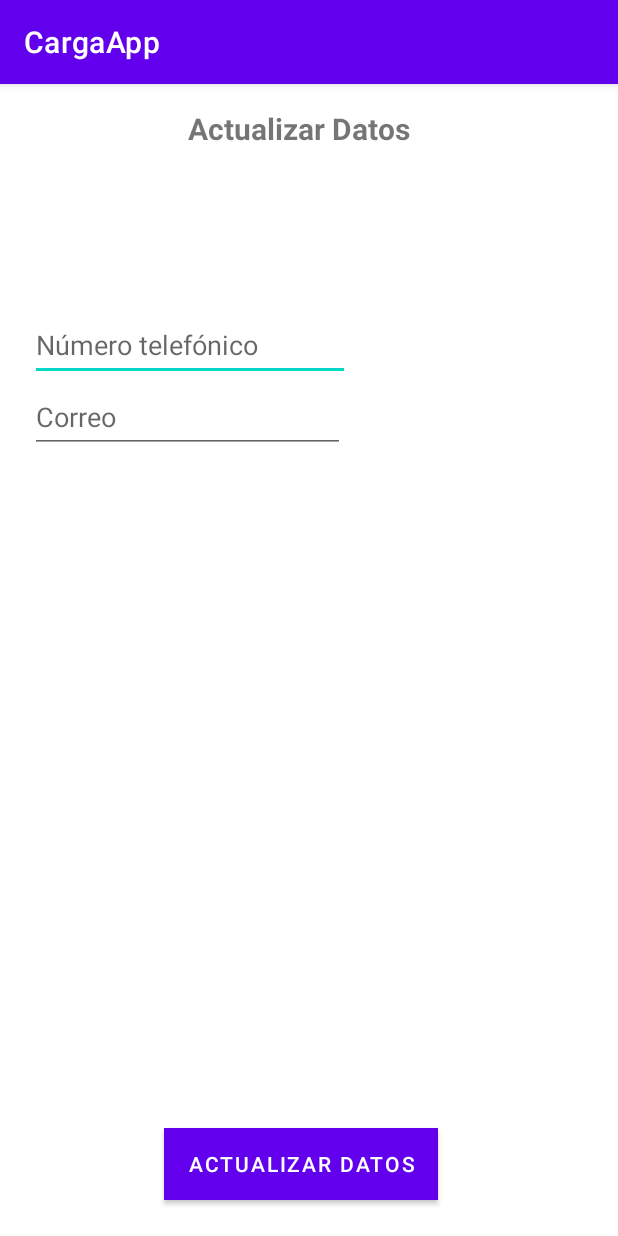
After one commit to jefry1722/CargaApp, an Android app: the ActualizarDatos screen opened directly, with no data from a screen before it, on a phone screen of 412 x 824 dp. The commit adds this screen. Run offline under Robolectric (Android 15) with nearby library versions, the phone set to English and light mode, and no system bars.

Commit message:
Mejora de la lógica, actualizar datos interfaz

```diff
--- a/app/src/main/AndroidManifest.xml
+++ b/app/src/main/AndroidManifest.xml
@@ -9,7 +9,8 @@
         android:roundIcon="@mipmap/ic_launcher_round"
         android:supportsRtl="true"
         android:theme="@style/Theme.CargaApp">
-        <activity android:name=".Login"></activity>
+        <activity android:name=".ActualizarDatos"></activity>
+        <activity android:name=".Login" />
         <activity
             android:name=".Registro"
             android:exported="true" />
--- /dev/null
+++ b/app/src/main/java/co/edu/unipiloto/cargaapp/ActualizarDatos.java
@@ -0,0 +1,19 @@
+package co.edu.unipiloto.cargaapp;
+
+import androidx.appcompat.app.AppCompatActivity;
+
+import android.os.Bundle;
+import android.view.View;
+
+public class ActualizarDatos extends AppCompatActivity {
+
+    @Override
+    protected void onCreate(Bundle savedInstanceState) {
+        super.onCreate(savedInstanceState);
+        setContentView(R.layout.activity_actualizar_datos);
+    }
+
+    public void actualizar(View view){
+
+    }
+}
--- /dev/null
+++ b/app/src/main/res/layout/activity_actualizar_datos.xml
@@ -0,0 +1,65 @@
+<?xml version="1.0" encoding="utf-8"?>
+<androidx.constraintlayout.widget.ConstraintLayout xmlns:android="http://schemas.android.com/apk/res/android"
+    xmlns:app="http://schemas.android.com/apk/res-auto"
+    xmlns:tools="http://schemas.android.com/tools"
+    android:layout_width="match_parent"
+    android:layout_height="match_parent"
+    tools:context=".ActualizarDatos">
+
+
+    <TextView
+        android:id="@+id/textViewAD"
+        android:layout_width="170dp"
+        android:layout_height="30dp"
+        android:layout_marginTop="16dp"
+        android:text="Actualizar Datos"
+        android:textSize="20dp"
+        android:textStyle="bold"
+        app:layout_constraintEnd_toEndOf="parent"
+        app:layout_constraintHorizontal_bias="0.518"
+        app:layout_constraintStart_toStartOf="parent"
+        app:layout_constraintTop_toTopOf="parent"
+        tools:ignore="MissingConstraints" />
+
+    <EditText
+        android:id="@+id/celular"
+        android:layout_width="wrap_content"
+        android:layout_height="wrap_content"
+        android:layout_marginStart="20dp"
+        android:layout_marginTop="150dp"
+        android:ems="10"
+        android:hint="@string/celular"
+        android:inputType="textPersonName"
+        android:minHeight="48dp"
+        app:layout_constraintStart_toStartOf="parent"
+        app:layout_constraintTop_toTopOf="parent"
+        tools:ignore="MissingConstraints" />
+
+    <Button
+        android:id="@+id/registro"
+        android:layout_width="wrap_content"
+        android:layout_height="wrap_content"
+        android:layout_marginBottom="24dp"
+        android:background="#0000ff"
+        android:text="Actualizar Datos"
+        android:onClick="actualizar"
+        android:textColor="#FFFFFF"
+        app:layout_constraintBottom_toBottomOf="parent"
+        app:layout_constraintEnd_toEndOf="parent"
+        app:layout_constraintHorizontal_bias="0.476"
+        app:layout_constraintStart_toStartOf="parent"
+        tools:ignore="MissingConstraints" />
+
+    <EditText
+        android:id="@+id/correo"
+        android:layout_width="210dp"
+        android:layout_height="48dp"
+        android:layout_marginStart="20dp"
+        android:ems="10"
+        android:hint="@string/correo"
+        android:inputType="textEmailAddress"
+        android:minHeight="48dp"
+        app:layout_constraintStart_toStartOf="parent"
+        app:layout_constraintTop_toBottomOf="@+id/celular" />
+
+</androidx.constraintlayout.widget.ConstraintLayout>
--- a/app/src/main/res/values/strings.xml
+++ b/app/src/main/res/values/strings.xml
@@ -7,6 +7,7 @@
     <string name="celular">Número telefónico</string>
     <string name="rol">Rol</string>
     <string name="passwd">Contraseña</string>
+    <string name="correo">Correo</string>
 
     <string-array name="roles">
         <item>Propietario de carga</item>
```
Also changed, not shown: app/src/main/java/co/edu/unipiloto/cargaapp/AdminSQLiteOpenHelper.java (+8 -3 lines), app/src/main/java/co/edu/unipiloto/cargaapp/Login.java (+10 -3 lines), app/src/main/java/co/edu/unipiloto/cargaapp/MainActivity.java (+15 -27 lines), app/src/main/java/co/edu/unipiloto/cargaapp/Registro.java (+9 -23 lines), app/src/main/res/layout/activity_login.xml (+6 -5 lines), app/src/main/res/layout/activity_registro.xml (+12 -1 lines).
